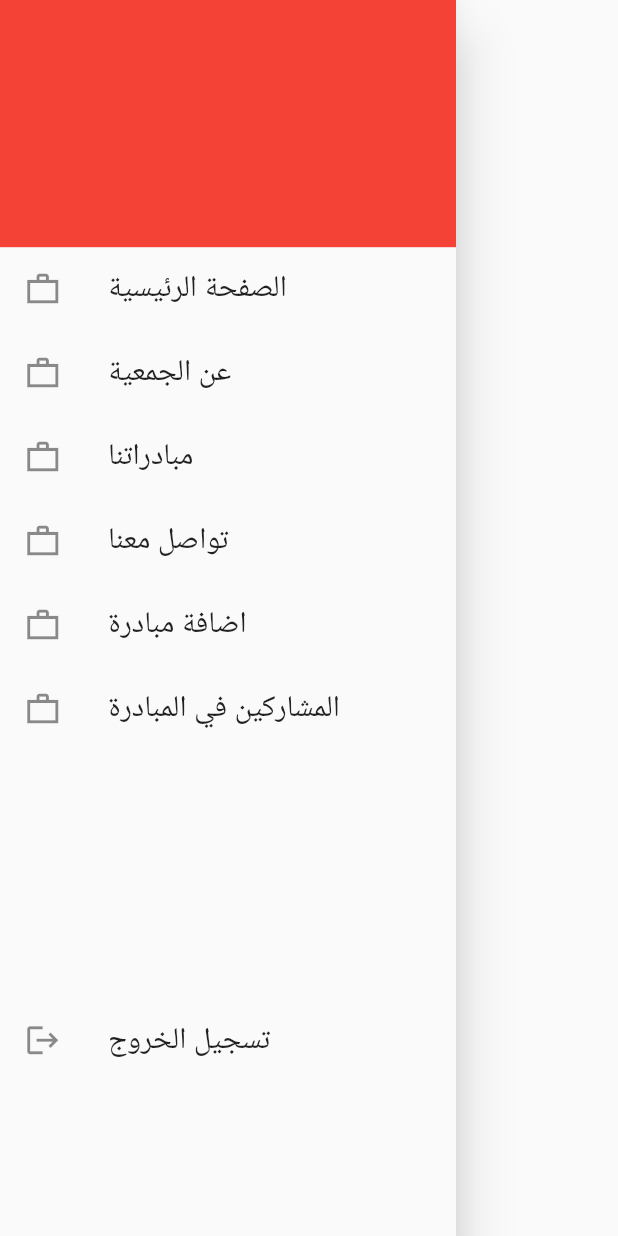
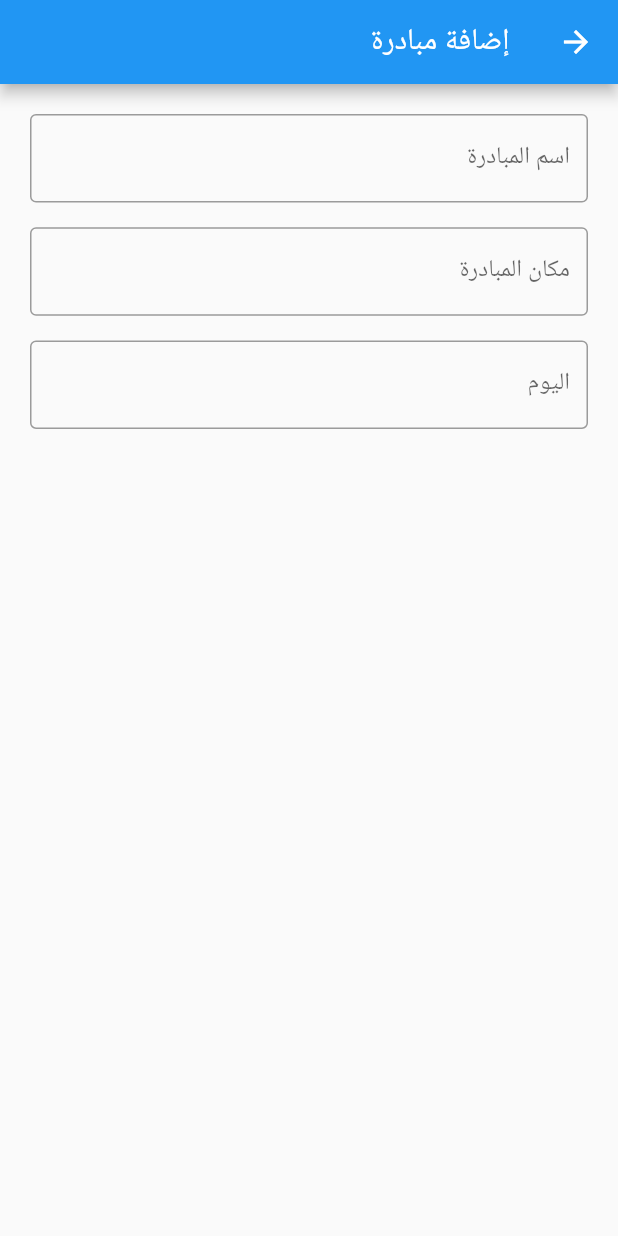
Before and after one commit to wafy-app/we_are_here_for_you, a Flutter app: the MyDrawer widget shown alone on an empty page, opened directly, after a tap on "اضافة مبادرة", on a phone screen of 412 x 824 dp. Run offline on Flutter 3.47's test engine with Material 2 defaults, Android fonts, the phone set to English and light mode, and no system bars.

Commit message:
part of create event page

```diff
--- a/lib/main.dart
+++ b/lib/main.dart
@@ -3,6 +3,7 @@ import 'package:provider/provider.dart';
 
 import 'package:we_are_here_for_you/providers/events_provider.dart';
 import 'package:we_are_here_for_you/screen/about_us.dart';
+import 'package:we_are_here_for_you/screen/create_event.dart';
 
 import 'package:we_are_here_for_you/screen/home_screen.dart';
 
@@ -33,7 +34,8 @@ class MyApp extends StatelessWidget {
         ),
         initialRoute: '/',
         routes: {
-          AboutUs.AboutUsPage: (context) => const AboutUs(),
+          CreateEvent.createEventPage: (context) => CreateEvent(),
+          AboutUs.aboutUsPage: (context) => const AboutUs(),
         },
       ),
     );
--- /dev/null
+++ b/lib/screen/create_event.dart
@@ -0,0 +1,105 @@
+import 'package:flutter/material.dart';
+import 'dart:ui' as ui;
+import 'package:intl/intl.dart';
+
+class CreateEvent extends StatefulWidget {
+  const CreateEvent({Key? key}) : super(key: key);
+  static const createEventPage = '/createEventPage';
+
+  @override
+  State<CreateEvent> createState() => _CreateEventState();
+}
+
+class _CreateEventState extends State<CreateEvent> {
+  final _formKey = GlobalKey<FormState>();
+
+// const Directionality(
+//           textDirection: TextDirection.rtl,
+  final _dateController = TextEditingController();
+
+  @override
+  Widget build(BuildContext context) {
+    double appHeight = MediaQuery.of(context).size.height;
+
+    return Directionality(
+      textDirection: ui.TextDirection.rtl,
+      child: Scaffold(
+        appBar: AppBar(
+          title: Text('إضافة مبادرة'),
+        ),
+        body: SingleChildScrollView(
+          child: Container(
+            margin: const EdgeInsets.symmetric(vertical: 20, horizontal: 20),
+            child: Form(
+              key: _formKey,
+              child: Column(
+                children: [
+                  TextFormField(
+                    decoration: const InputDecoration(
+                      labelText: 'اسم المبادرة',
+                      border: OutlineInputBorder(),
+                    ),
+                    validator: (value) {
+                      if (value == null || value.isEmpty) {
+                        return 'Please enter some text';
+                      }
+                      return null;
+                    },
+                  ),
+                  SizedBox(
+                    height: appHeight * 0.02,
+                  ),
+                  TextFormField(
+                    decoration: const InputDecoration(
+                      labelText: 'مكان المبادرة',
+                      border: OutlineInputBorder(),
+                    ),
+                    onChanged: (value) {},
+                    validator: (value) {
+                      if (value == null || value.isEmpty) {
+                        return 'Please enter some text';
+                      }
+                      return null;
+                    },
+                  ),
+                  SizedBox(
+                    height: appHeight * 0.02,
+                  ),
+                  //  ////////////////////////////
+
+                  TextFormField(
+                    readOnly: true,
+                    controller: _dateController,
+                    decoration: const InputDecoration(
+                      labelText: 'اليوم',
+                      border: OutlineInputBorder(),
+                    ),
+                    onTap: () async {
+                      await showDatePicker(
+                        context: context,
+                        initialDate: DateTime.now(),
+                        firstDate: DateTime(2015),
+                        lastDate: DateTime(2025),
+                      ).then((selectedDate) {
+                        if (selectedDate != null) {
+                          _dateController.text =
+                              DateFormat('yyyy-MM-dd').format(selectedDate);
+                        }
+                      });
+                    },
+                    validator: (value) {
+                      if (value == null || value.isEmpty) {
+                        return 'Please enter date.';
+                      }
+                      return null;
+                    },
+                  )
+                ],
+              ),
+            ),
+          ),
+        ),
+      ),
+    );
+  }
+}
--- a/lib/widgets/drawer_app/my_drawer.dart
+++ b/lib/widgets/drawer_app/my_drawer.dart
@@ -1,5 +1,6 @@
 import 'package:flutter/material.dart';
 import 'package:we_are_here_for_you/screen/about_us.dart';
+import 'package:we_are_here_for_you/screen/create_event.dart';
 
 class MyDrawer extends StatelessWidget {
   const MyDrawer({Key? key}) : super(key: key);
@@ -21,11 +22,13 @@ class MyDrawer extends StatelessWidget {
               children: [
                 DrawerBars(() {}, Icons.work_outline_sharp, 'الصفحة الرئيسية'),
                 DrawerBars(() {
-                  Navigator.pushNamed(context, AboutUs.AboutUsPage);
+                  Navigator.pushNamed(context, AboutUs.aboutUsPage);
                 }, Icons.work_outline_sharp, 'عن الجمعية'),
                 DrawerBars(() {}, Icons.work_outline_sharp, 'مبادراتنا'),
                 DrawerBars(() {}, Icons.work_outline_sharp, 'تواصل معنا'),
-                DrawerBars(() {}, Icons.work_outline_sharp, 'اضافة مبادرة'),
+                DrawerBars(() {
+                  Navigator.pushNamed(context, CreateEvent.createEventPage);
+                }, Icons.work_outline_sharp, 'اضافة مبادرة'),
                 DrawerBars(
                     () {}, Icons.work_outline_sharp, 'المشاركين في المبادرة'),
               ],
--- a/pubspec.yaml
+++ b/pubspec.yaml
@@ -35,6 +35,7 @@ dependencies:
   # Use with the CupertinoIcons class for iOS style icons.
   cupertino_icons: ^1.0.2
   provider: ^6.0.1
+  intl: ^0.17.0
 
 dev_dependencies:
   flutter_test:
```
Also changed, not shown: lib/screen/about_us.dart (+5 -5 lines), pubspec.lock.
